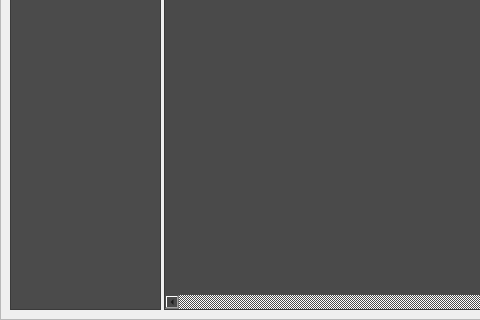
The window that src/DockWaveform.ui (gdevic/Z80Explorer) describes before a commit, drawn with Qt 5; both pictures show x 0 to 480 and y 220 to 540 of the 780 by 540 pixel window.
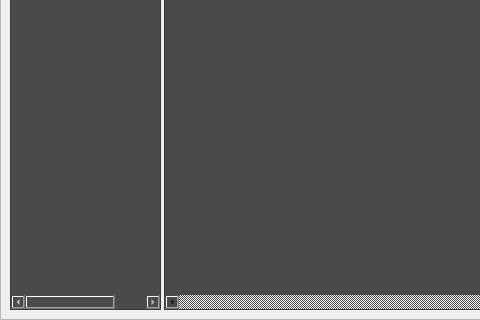
The same window after the commit. Custom widgets are drawn as their Qt base class.

Commit message: Mostly functional waveform viewer

Patch:
```diff
--- a/src/DockWaveform.ui
+++ b/src/DockWaveform.ui
@@ -120,7 +120,7 @@
         <number>0</number>
        </property>
        <item>
-        <widget class="QListWidget" name="list">
+        <widget class="QTableWidget" name="list">
          <property name="minimumSize">
           <size>
            <width>151</width>
@@ -137,6 +137,43 @@
           <string notr="true">background-color: rgb(75, 75, 75);
 color: rgb(255, 255, 255);</string>
          </property>
+         <property name="verticalScrollBarPolicy">
+          <enum>Qt::ScrollBarAlwaysOff</enum>
+         </property>
+         <property name="sizeAdjustPolicy">
+          <enum>QAbstractScrollArea::AdjustToContents</enum>
+         </property>
+         <property name="editTriggers">
+          <set>QAbstractItemView::NoEditTriggers</set>
+         </property>
+         <property name="horizontalScrollMode">
+          <enum>QAbstractItemView::ScrollPerPixel</enum>
+         </property>
+         <property name="wordWrap">
+          <bool>false</bool>
+         </property>
+         <attribute name="horizontalHeaderVisible">
+          <bool>false</bool>
+         </attribute>
+         <attribute name="verticalHeaderVisible">
+          <bool>false</bool>
+         </attribute>
+         <attribute name="verticalHeaderMinimumSectionSize">
+          <number>20</number>
+         </attribute>
+         <attribute name="verticalHeaderDefaultSectionSize">
+          <number>20</number>
+         </attribute>
+         <column>
+          <property name="text">
+           <string>Name</string>
+          </property>
+         </column>
+         <column>
+          <property name="text">
+           <string>Value</string>
+          </property>
+         </column>
         </widget>
        </item>
        <item>
```
The commit also changes 4 other files.
